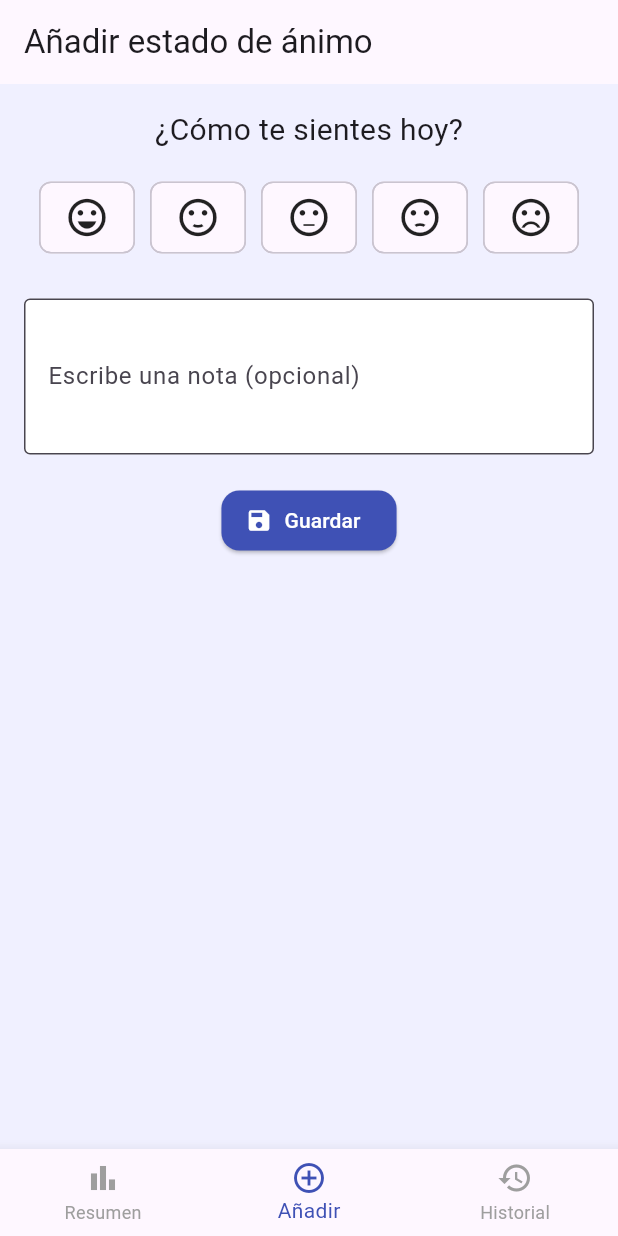
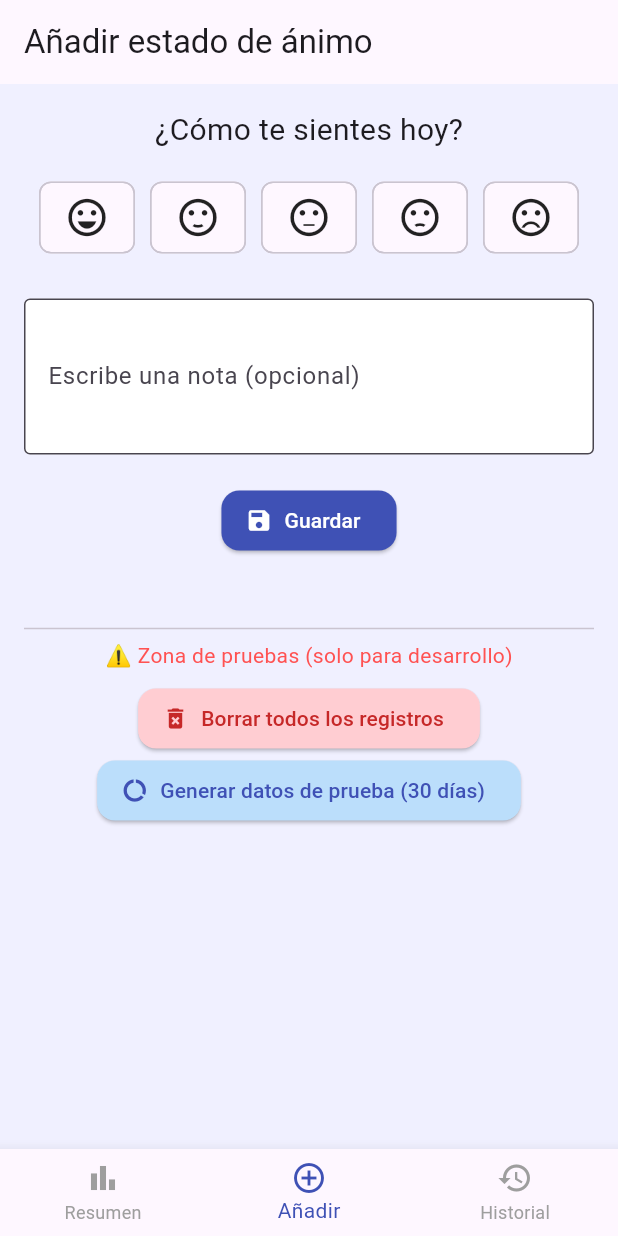
Before and after one commit to Trollkopf/Emojournal, a Flutter app: the screen it shows after launch, item 2 of the bottom bar chosen, on a phone screen of 412 x 824 dp. Run offline on Flutter 3.47's test engine with Material 3 defaults, Android fonts, the light colour scheme and no system bars; our stand-ins replace fl_chart, shared_preferences.

Commit message:
Arreglados algunos problemas de visualización y añadido botones de desarrollo

```diff
--- a/lib/screens/mood_entry_screen.dart
+++ b/lib/screens/mood_entry_screen.dart
@@ -69,20 +69,26 @@ class _MoodEntryScreenState extends State<MoodEntryScreen> {
             SizedBox(height: 20),
 
             // Selector de estados de ánimo (íconos)
-            Wrap(
-              spacing: 10,
+            Row(
+              mainAxisAlignment: MainAxisAlignment.spaceEvenly,
               children: List.generate(moodIcons.length, (index) {
-                return ChoiceChip(
-                  label: Icon(moodIcons[index], size: 30), // Icono visible
-                  selected: selectedMoodId == index, // Activo si coincide con el seleccionado
-                  onSelected: (_) {
-                    setState(() {
-                      selectedMoodId = index; // Guardamos selección
-                    });
-                  },
+                return Flexible(
+                  child: ChoiceChip(
+                    label: FittedBox(
+                      fit: BoxFit.scaleDown,
+                      child: Icon(moodIcons[index], size: 30),
+                    ),
+                    selected: selectedMoodId == index,
+                    onSelected: (_) {
+                      setState(() {
+                        selectedMoodId = index;
+                      });
+                    },
+                  ),
                 );
               }),
             ),
+
 
             SizedBox(height: 30),
 
@@ -104,9 +110,64 @@ class _MoodEntryScreenState extends State<MoodEntryScreen> {
               icon: Icon(Icons.save),
               label: Text('Guardar'),
             ),
+            // ZONA DE PRUEBAS
+            SizedBox(height: 40),
+            Divider(),
+            Text(
+              '⚠️ Zona de pruebas (solo para desarrollo)',
+              style: TextStyle(fontSize: 14, color: Colors.redAccent),
+            ),
+            SizedBox(height: 8),
+            ElevatedButton.icon(
+              style: ElevatedButton.styleFrom(
+                backgroundColor: Colors.red.shade100,
+                foregroundColor: Colors.red.shade800,
+              ),
+              icon: Icon(Icons.delete_forever),
+              label: Text('Borrar todos los registros'),
+              onPressed: () async {
+                final confirm = await showDialog<bool>(
+                  context: context,
+                  builder: (context) => AlertDialog(
+                    title: Text('¿Seguro que quieres borrar todo?'),
+                    content: Text('Esta acción eliminará todos los registros guardados.'),
+                    actions: [
+                      TextButton(onPressed: () => Navigator.pop(context, false), child: Text('Cancelar')),
+                      TextButton(onPressed: () => Navigator.pop(context, true), child: Text('Sí, borrar')),
+                    ],
+                  ),
+                );
+
+                if (confirm == true) {
+                  await MoodStorage.clearAll();
+                  ScaffoldMessenger.of(context).showSnackBar(
+                    SnackBar(content: Text('Todos los datos han sido eliminados.')),
+                  );
+                }
+              },
+            ),
+            ElevatedButton.icon(
+              style: ElevatedButton.styleFrom(
+                backgroundColor: Colors.blue.shade100,
+                foregroundColor: Colors.indigo,
+              ),
+              icon: Icon(Icons.data_usage),
+              label: Text('Generar datos de prueba (30 días)'),
+              onPressed: () async {
+                await MoodStorage.generateDummyData();
+                ScaffoldMessenger.of(context).showSnackBar(
+                  SnackBar(content: Text('Se han generado datos de prueba para los últimos 30 días.')),
+                );
+              },
+            ),
+
+
           ],
+
         ),
+
       ),
+
     );
   }
 }
```
Also changed, not shown: lib/screens/home_screen.dart (+47 -22 lines), lib/services/mood_storage.dart (+28 -0 lines).
